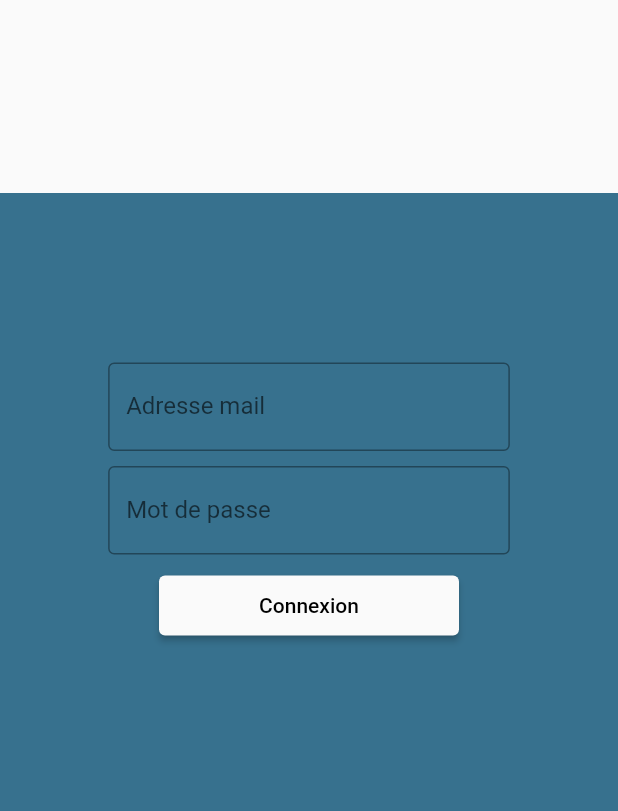
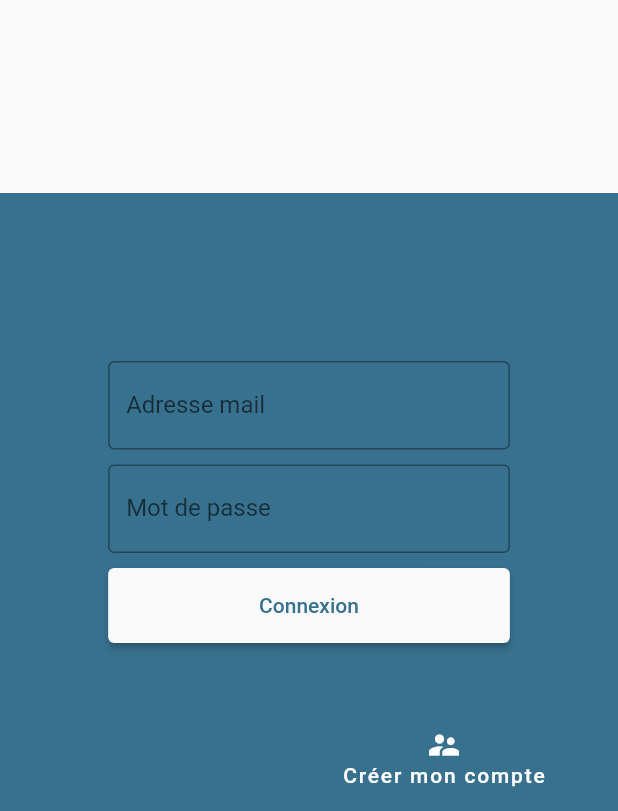
Before and after one commit to GianniGiudice/TchinTchin, a Flutter app: the screen it shows after launch, on a phone screen of 412 x 824 dp, the part 425-1236 px from its top. Run offline on Flutter 3.47's test engine with Material 2 defaults, Android fonts, the phone set to English and light mode, and no system bars; our stand-ins replace firebase_auth; missing offline and left inert: dart:html; accounts and stored records are empty.

Commit message:
:sparkles: Page d'accueil OK

```diff
--- a/lib/main.dart
+++ b/lib/main.dart
@@ -28,8 +28,7 @@ class MyApp extends StatelessWidget {
           // Notice that the counter didn't reset back to zero; the application
           // is not restarted.
           primarySwatch: Colors.indigo,
-        primaryColor: Colors.white
-      ),
+          primaryColor: Colors.white),
       home: const MyHomePage(title: 'Flutter Demo Home Page'),
     );
   }
@@ -111,13 +110,11 @@ class _MyHomePageState extends State<MyHomePage> {
                                         child: TextFormField(
                                           decoration: InputDecoration(
                                               focusedBorder: OutlineInputBorder(
-                                              borderSide: BorderSide(color: Colors.white)
-                                            ),
+                                                  borderSide: BorderSide(
+                                                      color: Colors.white)),
                                               border: OutlineInputBorder(
                                                   borderSide: BorderSide(
-                                                      color: Colors.white
-                                                  )
-                                              ),
+                                                      color: Colors.white)),
                                               labelText: 'Adresse mail'),
                                           controller: _emailController,
                                           validator: (value) {
@@ -130,12 +127,13 @@ class _MyHomePageState extends State<MyHomePage> {
                                         )),
                                     TextFormField(
                                         decoration: InputDecoration(
-                                          hintStyle: TextStyle(color: Colors.white),
+                                          hintStyle:
+                                              TextStyle(color: Colors.white),
                                           fillColor: Colors.white,
                                           focusColor: Colors.white,
                                           focusedBorder: OutlineInputBorder(
-                                              borderSide: BorderSide(color: Colors.white)
-                                          ),
+                                              borderSide: BorderSide(
+                                                  color: Colors.white)),
                                           border: OutlineInputBorder(
                                               borderSide: BorderSide(
                                                   color: Colors.white)),
@@ -146,11 +144,13 @@ class _MyHomePageState extends State<MyHomePage> {
                                         margin: const EdgeInsets.only(top: 10),
                                         child: ElevatedButton(
                                             style: ElevatedButton.styleFrom(
-                                                minimumSize: Size(200, 40),
+                                                minimumSize: Size(
+                                                MediaQuery.of(context).size.width * 0.65, 50),
                                                 primary:
                                                     const Color(0xfffafafa),
                                                 onPrimary:
-                                                    const Color(0xff000000)),
+                                                    const Color(0xff37718E)
+                                            ),
                                             onPressed: () async {
                                               if (_key.currentState!
                                                   .validate()) {
@@ -182,66 +182,30 @@ class _MyHomePageState extends State<MyHomePage> {
                                             child: Text('Connexion')))
                                   ]))
                             ],
-                          ))
+                          )),
                     ]),
-              ))
-
-          /*Form(
-          key: _key,
-          child: Column(
-            children: [
-              TextFormField(
-                controller: _emailController,
-                validator: (value) {
-                  if (value != null && value.isEmpty) {
-                    return 'ERREUR';
-                  }
-                  return null;
-                },
-              ),
-              TextFormField(controller: _passwordController),
-              Container(
-                  margin: const EdgeInsets.only(top: 10),
-                  child: ElevatedButton(
-                      style:
-                          ElevatedButton.styleFrom(minimumSize: Size(200, 40)),
-                      onPressed: () async {
-                        if (_key.currentState!.validate()) {
-                          setState(() {
-                            loading = true;
-                          });
-                          var password = _passwordController.value.text;
-                          var email = _emailController.value.text;
-                          User? user = await _auth.signInWithEmailAndPassword(
-                              email, password);
-                          if (user != null) {
-                            Navigator.of(context).pushReplacement(
-                                MaterialPageRoute(
-                                    builder: (context) => CocktailsList()));
-                          } else {
-                            _auth.showErrorAlertDialog(
-                                context,
-                                "Identifiants incorrects",
-                                "Vos identifiants sont incorrects, veuillez réessayer.");
-                          }
-                        }
-                      },
-                      child: Text('Connexion')))
-            ],
               ))),
-      floatingActionButton: Container(
+    ]), floatingActionButton: Container(
         height: 40,
         width: 200,
         child: FloatingActionButton(
-            shape: BeveledRectangleBorder(borderRadius: BorderRadius.zero),
+          hoverElevation: 0,
+          hoverColor: Color(0xff37718E),
+          elevation: 0,
+          backgroundColor: Color(0xff37718E),
+          foregroundColor: Colors.white,
+          shape: BeveledRectangleBorder(borderRadius: BorderRadius.all(Radius.circular(10)), side: BorderSide(width: 0, color: Color(0xff37718E))),
           onPressed: () {
             Navigator.of(context).push(
                 MaterialPageRoute(builder: (context) => CocktailsList()));
           },
-            tooltip: 'Increment',
-            child: const Text('Inscription'),
-          )),*/
-          )
-    ]));
+          tooltip: 'Inscription',
+          child: Column(
+            children: [
+              Icon(Icons.supervisor_account),
+              const Text('Créer mon compte')
+            ]
+          ),
+        )));
   }
 }
```
Lines whose indentation alone changed are shown as unchanged.
